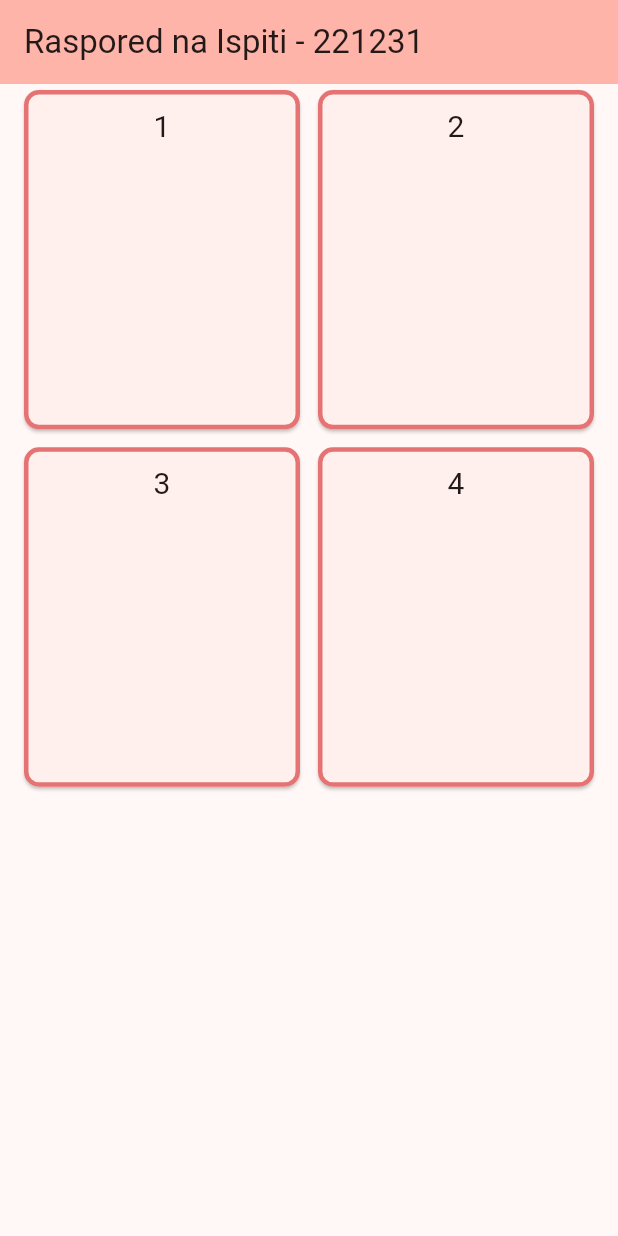
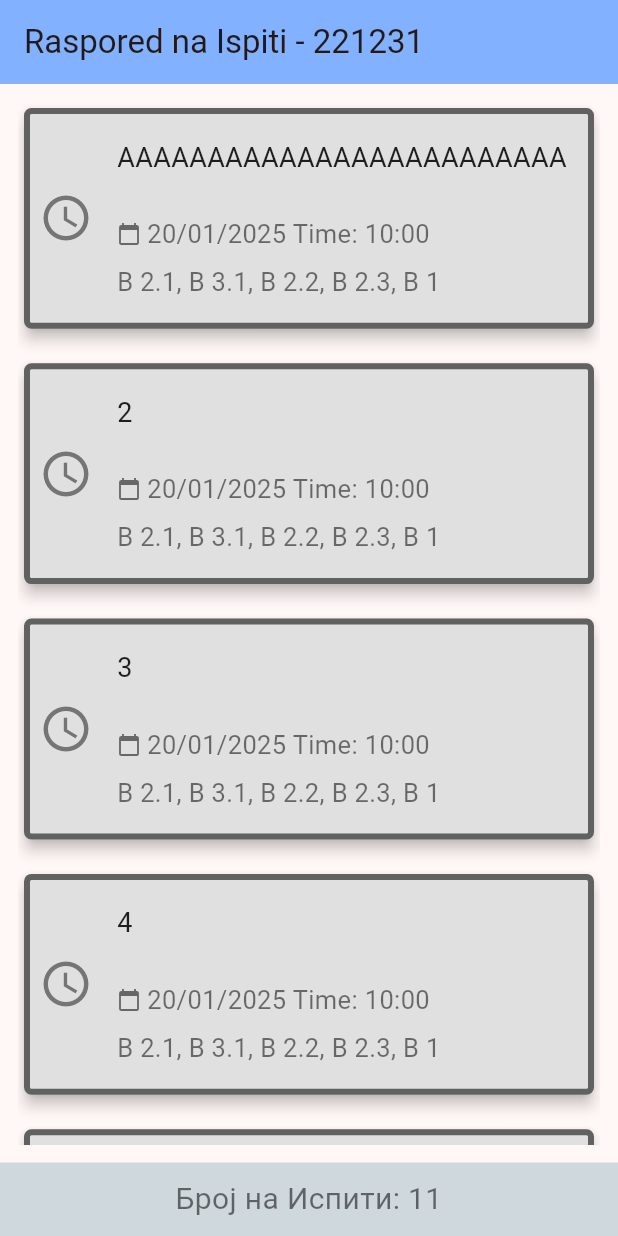
Before and after one commit to Nikola-Saltirov/MIS_Labs, a Flutter app: the screen it shows after launch, on a phone screen of 412 x 824 dp. Run offline on Flutter 3.47's test engine with Material 3 defaults, Android fonts, the light colour scheme and no system bars.

Commit message:
lab1-prototype

```diff
--- a/lab1/lib/main.dart
+++ b/lab1/lib/main.dart
@@ -1,6 +1,6 @@
 import 'package:flutter/material.dart';
-import 'package:lab1/screens/details.dart';
-import 'package:lab1/screens/home.dart';
+import 'package:lab1/screens/Details.dart';
+import 'package:lab1/screens/Home.dart';
 
 
 void main() {
--- a/lab1/lib/models/ExamModel.dart
+++ b/lab1/lib/models/ExamModel.dart
@@ -9,4 +9,38 @@ Exam({
   required this.rooms,
 });
 
+String getFormattedDate() {
+  String day = date.day.toString().padLeft(2, '0');
+  String month = date.month.toString().padLeft(2, '0');
+  String year = date.year.toString();
+  String hour= date.hour.toString().padLeft(2, '0');
+  String minute= date.minute.toString().padLeft(2, '0');
+
+
+  return "$day/$month/$year Time: $hour:$minute";
 }
+
+bool isPassed() {
+  return date.isBefore(DateTime.now());
+}
+
+  String getRooms() {
+    return rooms.join(", ");
+  }
+
+String getTimeDifferenceFromNow() {
+  final now = DateTime.now();
+  final diff = date.difference(now);
+
+  final duration = diff.isNegative ? diff.abs() : diff;
+
+  final days = duration.inDays;
+  final hours = duration.inHours % 24;
+
+  if (diff.isNegative) {
+    return "Поминато пред: $days Дена, $hours часа";
+  } else {
+    return "Преостанува: $days Дена, $hours часа";
+  }
+}
+}
--- /dev/null
+++ b/lab1/lib/screens/Home.dart
@@ -0,0 +1,73 @@
+import 'package:flutter/cupertino.dart';
+import 'package:flutter/material.dart';
+import 'package:lab1/widgets/ExamGrid.dart';
+
+import '../models/ExamModel.dart';
+
+class MyHomePage extends StatefulWidget {
+  const MyHomePage({super.key, required this.title});
+
+  final String title;
+
+  @override
+  State<MyHomePage> createState() => _MyHomePageState();
+}
+
+class _MyHomePageState extends State<MyHomePage> {
+
+  List<Exam> exams=[];
+  @override
+  void initState() {
+    super.initState();
+    List<String> roomsTemp=[];
+    roomsTemp.add("B 2.1");
+    roomsTemp.add("B 3.1");
+    roomsTemp.add("B 2.2");
+    roomsTemp.add("B 2.3");
+    roomsTemp.add("B 1");
+    exams = [
+      Exam(title: "AAAAAAAAAAAAAAAAAAAAAAAAA", date: DateTime(2025,1,20,10,0), rooms: roomsTemp),
+      Exam(title: "2", date: DateTime(2025,1,20,10,0), rooms: roomsTemp),
+      Exam(title: "3", date: DateTime(2025,1,20,10,0), rooms: roomsTemp),
+      Exam(title: "4", date: DateTime(2025,1,20,10,0), rooms: roomsTemp),
+      Exam(title: "5", date: DateTime(2025,1,20,10,0), rooms: roomsTemp),
+      Exam(title: "6", date: DateTime(2025,1,20,10,0), rooms: roomsTemp),
+      Exam(title: "7", date: DateTime(2025,11,20,10,0), rooms: roomsTemp),
+      Exam(title: "8", date: DateTime(2025,1,20,10,0), rooms: roomsTemp),
+      Exam(title: "9", date: DateTime(2025,12,20,10,0), rooms: roomsTemp),
+      Exam(title: "10", date: DateTime(2025,12,20,10,0), rooms: roomsTemp),
+      Exam(title: "11", date: DateTime(2025,12,20,10,0), rooms: roomsTemp),
+    ];
+
+    exams.sort((a, b) => a.date.compareTo(b.date));
+  }
+
+  @override
+  Widget build(BuildContext context) {
+    return Scaffold(
+      appBar: AppBar(
+        backgroundColor: Colors.blueAccent.shade100,
+        title: Text(widget.title),
+      ),
+      body: Column(
+          children: [
+            Expanded(
+              child: Padding(
+                padding: EdgeInsets.symmetric(horizontal: 12, vertical: 12),
+                child: ExamGrid(exams: exams),
+              ),
+            ),
+          ]
+      ),
+      bottomNavigationBar: Container(
+        color: Colors.blueGrey[100],
+        padding: EdgeInsets.all(10),
+        child: Text(
+          "Број на Испити: "+exams.length.toString(),
+          textAlign: TextAlign.center,
+          style: TextStyle(fontSize: 20, color: Colors.black54),
+        ),
+      ),
+    );
+  }
+}
--- a/lab1/lib/screens/home.dart
+++ /dev/null
@@ -1,55 +0,0 @@
-import 'package:flutter/cupertino.dart';
-import 'package:flutter/material.dart';
-import 'package:lab1/widgets/ExamGrid.dart';
-
-import '../models/ExamModel.dart';
-
-class MyHomePage extends StatefulWidget {
-  const MyHomePage({super.key, required this.title});
-
-  final String title;
-
-  @override
-  State<MyHomePage> createState() => _MyHomePageState();
-}
-
-class _MyHomePageState extends State<MyHomePage> {
-
-  List<Exam> exams=[];
-  @override
-  void initState() {
-    super.initState();
-    List<String> roomsTemp=[];
-    roomsTemp.add("B 2.1");
-    roomsTemp.add("B 3.1");
-    roomsTemp.add("B 2.2");
-    roomsTemp.add("B 2.3");
-    roomsTemp.add("B 1");
-    exams = [
-      Exam(title: "1", date: DateTime(2025,1,20), rooms: roomsTemp),
-      Exam(title: "2", date: DateTime(2025,1,20), rooms: roomsTemp),
-      Exam(title: "3", date: DateTime(2025,1,20), rooms: roomsTemp),
-      Exam(title: "4", date: DateTime(2025,1,20), rooms: roomsTemp),
-    ];
-  }
-
-  @override
-  Widget build(BuildContext context) {
-    return Scaffold(
-      appBar: AppBar(
-        backgroundColor: Theme.of(context).colorScheme.inversePrimary,
-        title: Text(widget.title),
-      ),
-      body: Column(
-          children: [
-            Expanded(
-              child: Padding(
-                padding: EdgeInsets.symmetric(horizontal: 12),
-                child: ExamGrid(exams: exams),
-              ),
-            ),
-          ]
-      ),
-    );
-  }
-}
--- a/lab1/lib/widgets/ExamCard.dart
+++ b/lab1/lib/widgets/ExamCard.dart
@@ -1,5 +1,4 @@
 import 'package:flutter/material.dart';
-
 import 'package:lab1/models/ExamModel.dart';
 
 class ExamCard extends StatelessWidget {
@@ -14,15 +13,55 @@ class ExamCard extends StatelessWidget {
         Navigator.pushNamed(context, "/details", arguments: exam);
       },
       child: Card(
+        color: exam.isPassed()?Colors.grey.shade300:Colors.lightGreenAccent.shade100,
+        elevation: 4,
         shape: RoundedRectangleBorder(
-          side: BorderSide(color: Colors.red.shade300, width: 3),
-          borderRadius: BorderRadius.circular(10),
+          side: BorderSide(color: exam.isPassed()?Colors.grey.shade700:Colors.green.shade300, width: 4),
+          borderRadius: BorderRadius.circular(5),
         ),
         child: Padding(
-          padding: EdgeInsets.all(10),
-          child: Column(
+          padding: const EdgeInsets.all(10),
+          child: Row(
+            crossAxisAlignment: CrossAxisAlignment.center,
             children: [
-              Text(exam.title, style: TextStyle(fontSize: 20)),
+              Icon(
+                Icons.access_time_outlined,
+                size: 36,
+                color: exam.isPassed()?Colors.grey.shade600:Colors.green.shade700,
+              ),
+              const SizedBox(width: 16),
+              Expanded(
+                child: Column(
+                  crossAxisAlignment: CrossAxisAlignment.start,
+                  children: [
+                    const SizedBox(height: 10),
+                    Text(
+                      exam.title,
+                      style: const TextStyle(
+                        fontSize: 18,
+                        color: Colors.black87,
+                      ),
+                    ),
+                    const SizedBox(height: 26),
+                    Row(
+                      children: [
+                        Icon(Icons.calendar_today, size: 16, color: Colors.black54),
+                        const SizedBox(width: 4),
+                        Text(
+                          exam.getFormattedDate(),
+                          style: const TextStyle(fontSize: 17, color: Colors.black54),
+                        ),
+                      ],
+
+                    ),
+                    const SizedBox(height: 8),
+                    Text(
+                      exam.getRooms(),
+                      style: const TextStyle(fontSize: 17, color: Colors.black54)
+                    ),
+                  ],
+                ),
+              ),
             ],
           ),
         ),
--- a/lab1/lib/widgets/ExamGrid.dart
+++ b/lab1/lib/widgets/ExamGrid.dart
@@ -17,10 +17,10 @@ class _ExamGridState extends State<ExamGrid> {
   Widget build(BuildContext context) {
     return GridView.builder(
       gridDelegate: SliverGridDelegateWithFixedCrossAxisCount(
-          crossAxisCount: 2,
-          mainAxisSpacing: 4,
-          crossAxisSpacing: 4,
-          childAspectRatio: 200/244
+          crossAxisCount: 1,
+          mainAxisSpacing: 15,
+          crossAxisSpacing: 7,
+          childAspectRatio: 100/40
       ),
       itemCount: widget.exams.length,
       physics: BouncingScrollPhysics(),
```
Also changed, not shown: lab1/lib/screens/Details.dart (added, +74 -0 lines), lab1/lib/screens/details.dart (deleted, +0 -37 lines).
